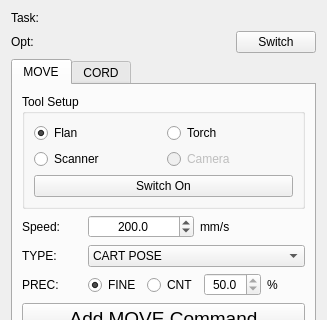
Above: src/Mod/Robot/Gui/TaskManage/TaskBox_FreerunTracEditor.ui from panyixiao/XH_CAD before the change; both pictures show x 0 to 327 and y 0 to 320 of the 327 by 616 pixel window. Below: the same form after it.
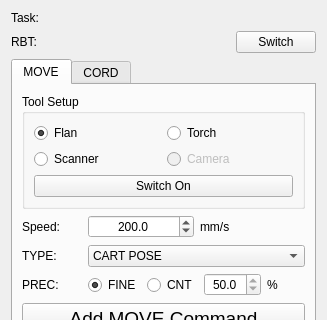
That is the form after the change.

The edit to the form file:
```diff
--- a/src/Mod/Robot/Gui/TaskManage/TaskBox_FreerunTracEditor.ui
+++ b/src/Mod/Robot/Gui/TaskManage/TaskBox_FreerunTracEditor.ui
@@ -38,7 +38,7 @@
      <item>
       <widget class="QLabel" name="label_OperatorName">
        <property name="text">
-        <string>Opt:</string>
+        <string>RBT:</string>
        </property>
       </widget>
      </item>
```
